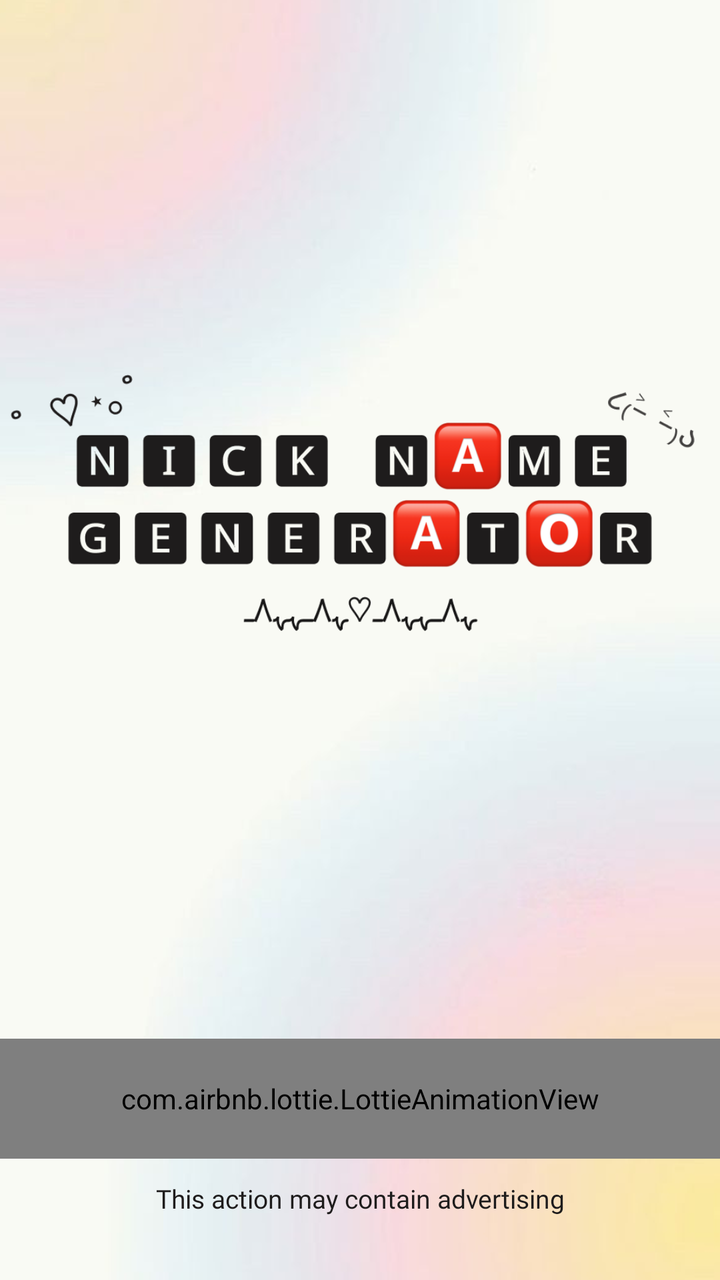
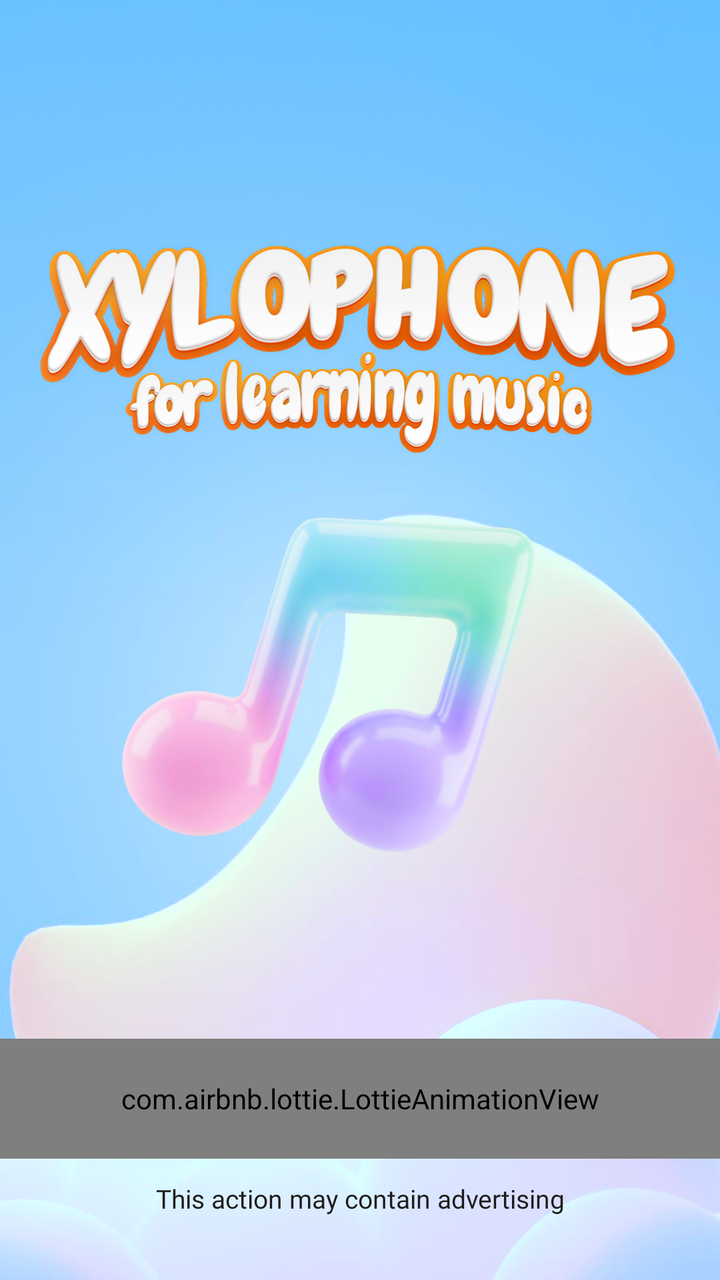

Before-and-after screenshots of an Android layout around one commit, followed by the original layout XML and the change that was made.
<!-- AndroidManifest.xml: application theme Theme.BaseProject -->
<!-- res/layout/activity_splash.xml -->
<?xml version="1.0" encoding="utf-8"?>
<androidx.constraintlayout.widget.ConstraintLayout xmlns:android="http://schemas.android.com/apk/res/android"
    xmlns:app="http://schemas.android.com/apk/res-auto"
    xmlns:tools="http://schemas.android.com/tools"
    android:id="@+id/main"
    android:layout_width="match_parent"
    android:layout_height="match_parent"
    tools:context=".activity_app.splash.SplashActivity">

    <ImageView
        android:layout_width="match_parent"
        android:layout_height="match_parent"
        android:scaleType="centerCrop"
        android:src="@drawable/img_bg_app" />

    <ImageView
        android:layout_width="match_parent"
        android:layout_height="wrap_content"
        android:adjustViewBounds="true"
        android:src="@drawable/img_app_name"
        app:layout_constraintBottom_toTopOf="@+id/gl05"
        app:layout_constraintTop_toTopOf="parent" />

    
    <androidx.constraintlayout.widget.Guideline
        android:id="@+id/gl05"
        android:layout_width="match_parent"
        android:layout_height="wrap_content"
        android:orientation="horizontal"
        app:layout_constraintGuide_percent="0.78" />



    
    <TextView
        android:id="@+id/tvDes"
        android:layout_width="0dp"
        android:layout_height="wrap_content"
        android:layout_marginHorizontal="33dp"
        android:layout_marginBottom="32dp"
        android:fontFamily="@font/roboto_regular"
        android:gravity="center"
        android:text="@string/this_action_can_contain_ads"
        android:textColor="#1E1C1C"
        android:textSize="13sp"
        app:layout_constraintBottom_toBottomOf="parent"
        app:layout_constraintEnd_toEndOf="parent"
        app:layout_constraintStart_toStartOf="parent" />

    
    <FrameLayout
        android:layout_width="match_parent"
        android:layout_height="70dp"
        android:layout_marginBottom="6dp"
        app:layout_constraintBottom_toTopOf="@+id/tvDes"
        app:layout_constraintEnd_toEndOf="parent"
        app:layout_constraintStart_toStartOf="parent">

        <com.airbnb.lottie.LottieAnimationView
            android:layout_width="match_parent"
            android:layout_height="60dp"
            android:layout_gravity="center"
            app:lottie_autoPlay="true"
            app:lottie_loop="true"
            app:lottie_colorFilter="@color/red_app"
            app:lottie_rawRes="@raw/lottie_splash" />

    </FrameLayout>
</androidx.constraintlayout.widget.ConstraintLayout>
<!-- resources referenced by this layout -->
<resources>
  <color name="red_app">#FF5959</color>
  <!-- drawable img_app_name: png bitmap (drawable, 40357 bytes) -->
  <!-- drawable img_bg_app: png bitmap (drawable, 286648 bytes) -->
  <string name="this_action_can_contain_ads">This action may contain advertising</string>
  <style name="Theme.BaseProject" parent="Base.Theme.BaseProject" />
  <style name="Base.Theme.BaseProject" parent="Theme.Material3.DayNight.NoActionBar">
          <item name="android:windowTranslucentStatus">false</item>
          <item name="android:statusBarColor">@android:color/transparent</item>
          <item name="android:windowTranslucentNavigation">false</item>
          <item name="android:fitsSystemWindows">false</item>
      </style>
</resources>

<!-- the commit's change to res/layout/activity_splash.xml (unified diff, before → after) -->
@@ -18,6 +18,7 @@
         android:layout_height="wrap_content"
         android:adjustViewBounds="true"
         android:src="@drawable/img_app_name"
+        app:layout_constraintVertical_bias="0.25"
         app:layout_constraintBottom_toTopOf="@+id/gl05"
         app:layout_constraintTop_toTopOf="parent" />
 
<!-- resource entries referenced after the edit -->
@@ -1,8 +1,8 @@
 <!-- resources referenced by this layout -->
 <resources>
   <color name="red_app">#FF5959</color>
-  <!-- drawable img_app_name: png bitmap (drawable, 40357 bytes) -->
-  <!-- drawable img_bg_app: png bitmap (drawable, 286648 bytes) -->
+  <!-- drawable img_app_name: png bitmap (drawable, 250914 bytes) -->
+  <!-- drawable img_bg_app: png bitmap (drawable, 853732 bytes) -->
   <string name="this_action_can_contain_ads">This action may contain advertising</string>
   <style name="Theme.BaseProject" parent="Base.Theme.BaseProject" />
   <style name="Base.Theme.BaseProject" parent="Theme.Material3.DayNight.NoActionBar">
